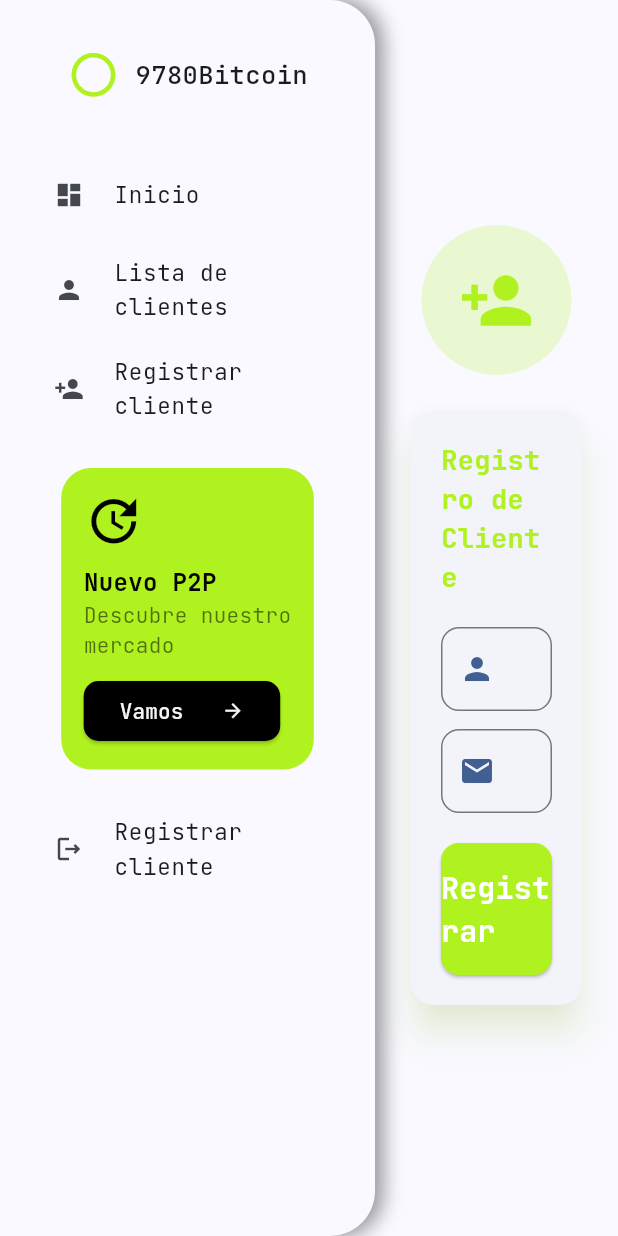
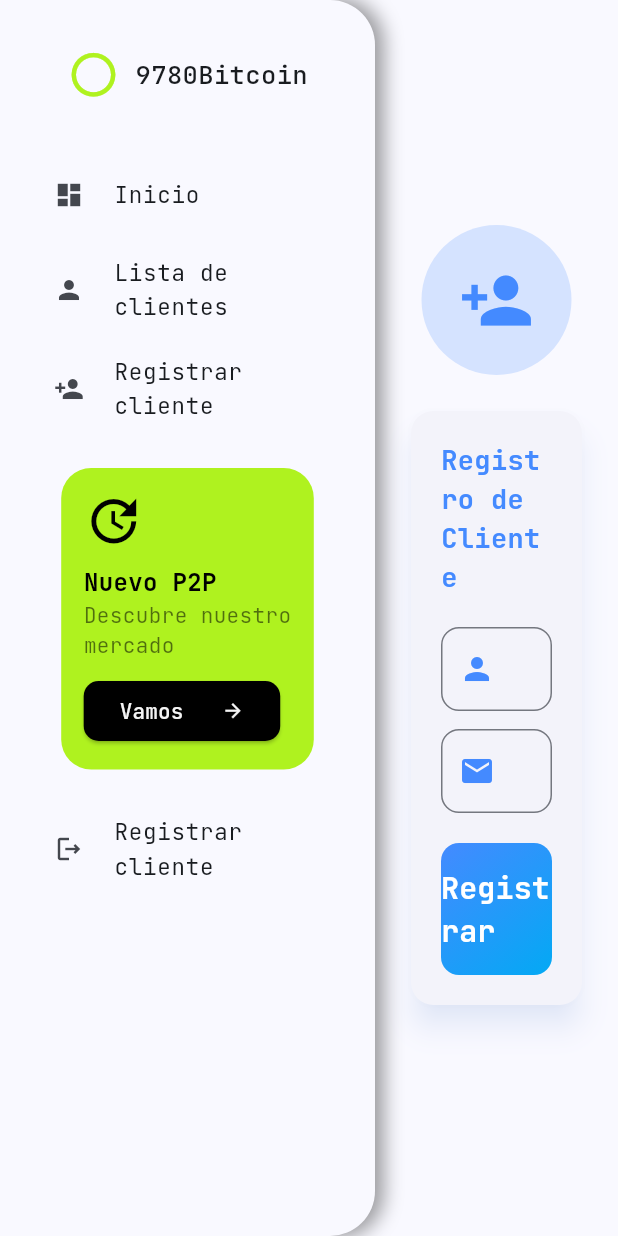
Before and after one commit to pat-devcorp/app, a Flutter app: the RegisterClientPage screen opened directly, on a phone screen of 412 x 824 dp. Run offline on Flutter 3.47's test engine with Material 3 defaults, Android fonts, the phone set to English and light mode, and no system bars; our stand-ins replace flutter_dotenv, flutter_riverpod, get_it, google_fonts, page_transition.

Commit message:
update client page

```diff
--- a/lib/Presentation/views/pages/register_client_page.dart
+++ b/lib/Presentation/views/pages/register_client_page.dart
@@ -1,6 +1,5 @@
 // ignore_for_file: use_build_context_synchronously
 
-import 'package:flutter/material.dart';
 import 'package:app/Domain/Model/response.dart';
 import 'package:app/Infrastructure/Service/client_service.dart';
 import 'package:app/Presentation/router/pages.dart';
@@ -9,6 +8,7 @@ import 'package:app/Presentation/views/style/dimension.dart';
 import 'package:app/Presentation/views/style/font_size.dart';
 import 'package:app/Presentation/views/widget/body_widget.dart';
 import 'package:app/Presentation/views/widget/notification_snack_bar.dart';
+import 'package:flutter/material.dart';
 
 class RegisterClientPage extends StatefulWidget {
   const RegisterClientPage({super.key});
@@ -23,7 +23,6 @@ class _RegisterClientPageState extends State<RegisterClientPage> {
   String email = '';
   bool _isLoading = false;
 
-//por mientras
   final ClientService _clientService = ClientService("http://192.168.4.177:8080");
 
   Future<void> _submitForm() async {
@@ -47,9 +46,6 @@ class _RegisterClientPageState extends State<RegisterClientPage> {
 
   @override
   Widget build(BuildContext context) {
-    final theme = Theme.of(context);
-    final colorScheme = theme.colorScheme;
-
     return Scaffold(
       body: BodyWidget(
         body: () => Center(
@@ -61,21 +57,21 @@ class _RegisterClientPageState extends State<RegisterClientPage> {
                 children: [
                   CircleAvatar(
                     radius: 50,
-                    backgroundColor: Color(0xFFaff21f).withOpacity(0.2),
+                    backgroundColor: Colors.blueAccent.withOpacity(0.2),
                     child: Icon(
                       Icons.person_add,
-                      color: Color(0xFFaff21f),
+                      color: Colors.blueAccent,
                       size: 50,
                     ),
                   ),
                   SizedBox(height: context.dimensions[Dimension.large]),
 
                   Card(
-                    elevation: 10,
+                    elevation: 8,
                     shape: RoundedRectangleBorder(
                       borderRadius: BorderRadius.circular(15),
                     ),
-                    shadowColor: Color(0xFFaff21f).withOpacity(0.3),
+                    shadowColor: Colors.blueAccent.withOpacity(0.2),
                     child: Padding(
                       padding: EdgeInsets.all(context.dimensions[Dimension.large]!),
                       child: Form(
@@ -88,7 +84,7 @@ class _RegisterClientPageState extends State<RegisterClientPage> {
                               style: TextStyle(
                                 fontSize: context.fontSizes[FontSize.headline4],
                                 fontWeight: FontWeight.bold,
-                                color: Color(0xFFaff21f),
+                                color: Colors.blueAccent,
                               ),
                             ),
                             SizedBox(height: context.dimensions[Dimension.large]),
@@ -96,14 +92,9 @@ class _RegisterClientPageState extends State<RegisterClientPage> {
                             TextFormField(
                               decoration: InputDecoration(
                                 labelText: "Nombre",
-                                prefixIcon: Icon(Icons.person, color: colorScheme.primary),
+                                prefixIcon: Icon(Icons.person, color: Colors.blueAccent),
                                 border: OutlineInputBorder(
                                   borderRadius: BorderRadius.circular(12),
-                                  borderSide: BorderSide(color: colorScheme.onSurfaceVariant),
-                                ),
-                                focusedBorder: OutlineInputBorder(
-                                  borderRadius: BorderRadius.circular(12),
-                                  borderSide: BorderSide(color: colorScheme.primary, width: 2),
                                 ),
                               ),
                               validator: (value) {
@@ -119,14 +110,9 @@ class _RegisterClientPageState extends State<RegisterClientPage> {
                             TextFormField(
                               decoration: InputDecoration(
                                 labelText: "Correo",
-                                prefixIcon: Icon(Icons.email, color: colorScheme.primary),
+                                prefixIcon: Icon(Icons.email, color: Colors.blueAccent),
                                 border: OutlineInputBorder(
                                   borderRadius: BorderRadius.circular(12),
-                                  borderSide: BorderSide(color: colorScheme.onSurfaceVariant),
-                                ),
-                                focusedBorder: OutlineInputBorder(
-                                  borderRadius: BorderRadius.circular(12),
-                                  borderSide: BorderSide(color: colorScheme.primary, width: 2),
                                 ),
                               ),
                               keyboardType: TextInputType.emailAddress,
@@ -144,24 +130,33 @@ class _RegisterClientPageState extends State<RegisterClientPage> {
                             SizedBox(height: context.dimensions[Dimension.large]),
 
                             _isLoading
-                                ? CircularProgressIndicator(color: Color(0xFFaff21f))
-                                : SizedBox(
+                                ? CircularProgressIndicator()
+                                : Container(
                                     width: double.infinity,
+                                    decoration: BoxDecoration(
+                                      borderRadius: BorderRadius.circular(12),
+                                      gradient: LinearGradient(
+                                        colors: [Colors.blueAccent, Colors.lightBlue],
+                                        begin: Alignment.topLeft,
+                                        end: Alignment.bottomRight,
+                                      ),
+                                    ),
                                     child: ElevatedButton(
                                       onPressed: _submitForm,
                                       style: ElevatedButton.styleFrom(
                                         padding: EdgeInsets.symmetric(vertical: 15),
+                                        backgroundColor: Colors.transparent,
+                                        shadowColor: Colors.transparent,
                                         shape: RoundedRectangleBorder(
                                           borderRadius: BorderRadius.circular(12),
                                         ),
-                                        backgroundColor: Color(0xFFaff21f),
-                                        foregroundColor: colorScheme.onPrimary,
                                       ),
                                       child: Text(
                                         "Registrar",
                                         style: TextStyle(
                                           fontSize: context.fontSizes[FontSize.button],
                                           fontWeight: FontWeight.bold,
+                                          color: Colors.white,
                                         ),
                                       ),
                                     ),
```
